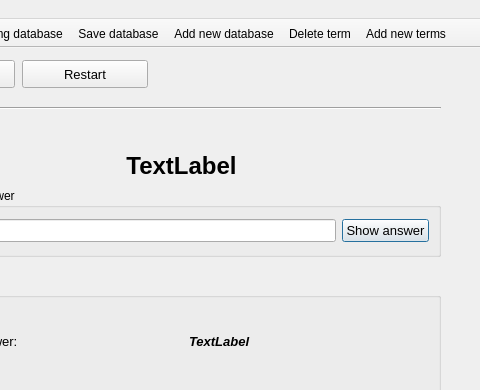
Above: FlashCards/mainwindow.ui from Avalanche315/FlashCards before the change; both pictures show x 100 to 580 and y 0 to 390 of the 580 by 580 pixel window. Below: the same form after it.
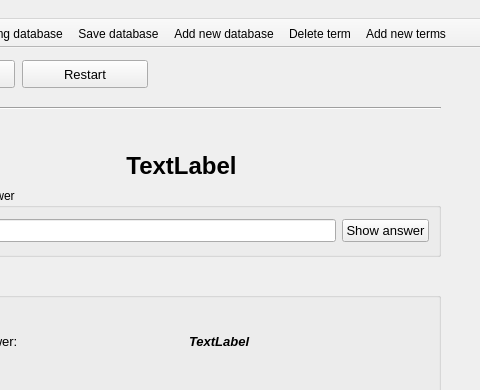
That is the form after the change. Icons and pictures are not drawn.

Patch:
```diff
--- a/FlashCards/mainwindow.ui
+++ b/FlashCards/mainwindow.ui
@@ -292,7 +292,7 @@
           <string>Show answer</string>
          </property>
          <property name="default">
-          <bool>true</bool>
+          <bool>false</bool>
          </property>
         </widget>
        </item>
```
Left out of the diff: 3 changed lines with no effect on the pictures.
